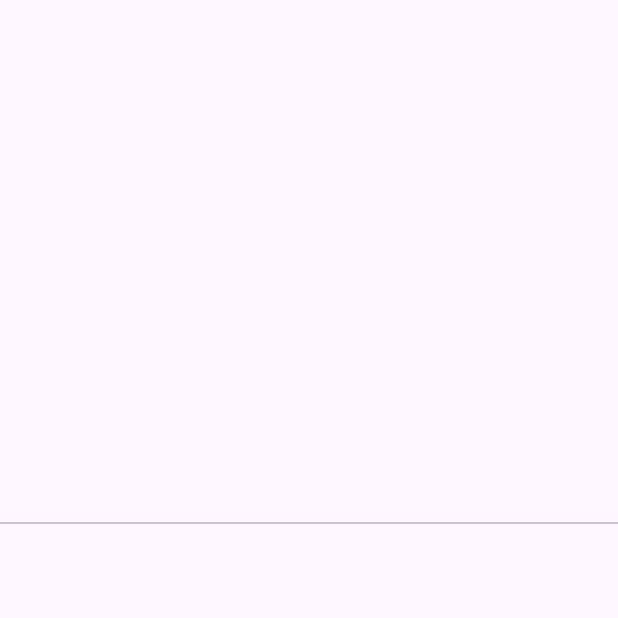
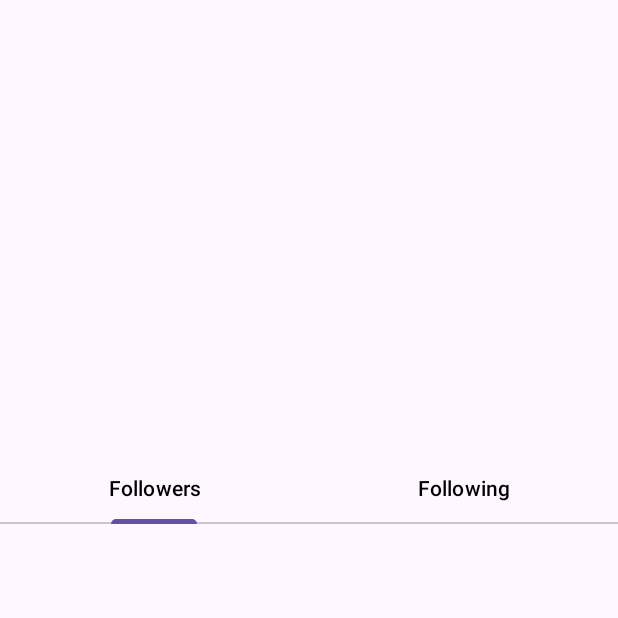
Before and after one commit to Noorrizky/GithubUser, an Android app: the DetailUserActivity screen opened directly, with no data from a screen before it, on a phone screen of 412 x 824 dp, the top half of it. Before the commit the part shown is almost empty. Run offline under Robolectric (Android 15) with nearby library versions, the phone set to English and light mode, and no system bars; pictures from the network do not load.

Commit message:
In progress on displaying the followers and followings

```diff
--- a/app/src/main/java/com/example/submissiononevtwo/data/retrofit/ApiService.kt
+++ b/app/src/main/java/com/example/submissiononevtwo/data/retrofit/ApiService.kt
@@ -1,5 +1,6 @@
 import com.example.submissiononevtwo.data.response.DetailUserResponse
 import com.example.submissiononevtwo.data.response.GithubResponse
+import com.example.submissiononevtwo.data.response.ItemsItem
 import retrofit2.Call
 import retrofit2.http.GET
 import retrofit2.http.Headers
@@ -16,4 +17,12 @@ interface ApiService {
     @GET("users/{username}")
     @Headers("Authorization: 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")
     fun getDetailUser(@Path("username") username: String): Call<DetailUserResponse>
+
+    @GET("users/{username}/followers")
+    @Headers("Authorization: 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")
+    fun getFollowers(@Path("username") username: String): Call<List<ItemsItem>>
+
+    @GET("users/{username}/following")
+    @Headers("Authorization: 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")
+    fun getFollowing(@Path("username") username: String): Call<List<ItemsItem>>
 }
--- a/app/src/main/java/com/example/submissiononevtwo/ui/DetailUserActivity.kt
+++ b/app/src/main/java/com/example/submissiononevtwo/ui/DetailUserActivity.kt
@@ -1,14 +1,17 @@
 package com.example.submissiononevtwo.ui
 
 import android.os.Bundle
+import android.view.View
 import androidx.appcompat.app.AppCompatActivity
-import android.view.View
+import androidx.viewpager2.widget.ViewPager2
 import com.bumptech.glide.Glide
 import com.bumptech.glide.load.resource.bitmap.CircleCrop
 import com.bumptech.glide.request.RequestOptions
 import com.example.submissiononevtwo.data.response.DetailUserResponse
 import com.example.submissiononevtwo.data.retrofit.ApiConfig
 import com.example.submissiononevtwo.databinding.ActivityDetailUserBinding
+import com.google.android.material.tabs.TabLayout
+import com.google.android.material.tabs.TabLayoutMediator
 import retrofit2.Call
 import retrofit2.Callback
 import retrofit2.Response
@@ -24,10 +27,21 @@ class DetailUserActivity : AppCompatActivity() {
 
         val username = intent.getStringExtra("username") ?: ""
 
-        // Show loading indicator
+        // Inisialisasi adapter untuk ViewPager2
+        val sectionsPagerAdapter = SectionsPagerAdapter(this)
+        sectionsPagerAdapter.username = username
+        binding.viewPager.adapter = sectionsPagerAdapter
+
+        // Menghubungkan ViewPager2 dengan TabLayout menggunakan TabLayoutMediator
+        TabLayoutMediator(binding.tabs, binding.viewPager) { tab, position ->
+            // Sesuaikan teks tab sesuai dengan posisi
+            tab.text = if (position == 0) "Followers" else "Following"
+        }.attach()
+
+        // Show loading progress initially
         showLoading(true)
 
-        // Make API call to fetch detailed user information
+        // Get user detail
         getUserDetail(username)
     }
 
--- /dev/null
+++ b/app/src/main/java/com/example/submissiononevtwo/ui/FollowFragment.kt
@@ -0,0 +1,65 @@
+package com.example.submissiononevtwo.ui
+
+import android.os.Bundle
+import android.view.LayoutInflater
+import android.view.View
+import android.view.ViewGroup
+import androidx.fragment.app.Fragment
+import androidx.lifecycle.ViewModelProvider
+import com.example.submissiononevtwo.databinding.FragmentFollowBinding
+
+class FollowFragment : Fragment() {
+
+    private var _binding: FragmentFollowBinding? = null
+    private val binding get() = _binding!!
+
+    companion object {
+        const val ARG_POSITION = "position"
+        const val ARG_USERNAME = "username"
+    }
+
+    override fun onCreateView(
+        inflater: LayoutInflater,
+        container: ViewGroup?,
+        savedInstanceState: Bundle?
+    ): View {
+        _binding = FragmentFollowBinding.inflate(inflater, container, false)
+        return binding.root
+    }
+
+    override fun onViewCreated(view: View, savedInstanceState: Bundle?) {
+        super.onViewCreated(view, savedInstanceState)
+
+        val position = requireArguments().getInt(ARG_POSITION)
+        val username = requireArguments().getString(ARG_USERNAME)
+
+        val viewModel = ViewModelProvider(this).get(FollowFragmentViewModel::class.java)
+
+        // Ambil data pengikut jika posisi adalah 1
+        if (position == 1) {
+            viewModel.fetchFollowers(username ?: "")
+            viewModel.followers.observe(viewLifecycleOwner) { followers ->
+                // Update RecyclerView dengan data pengikut yang diterima
+                // recyclerViewFollow.adapter = FollowersAdapter(followers)
+                // recyclerViewFollow.visibility = View.VISIBLE
+                // placeholderTextView.visibility = View.GONE
+                binding.testUsername.text = "Followers count: ${followers.size}"
+            }
+        } else {
+            // Ambil data yang diikuti jika posisi bukan 1
+            viewModel.fetchFollowing(username ?: "")
+            viewModel.following.observe(viewLifecycleOwner) { following ->
+                // Update RecyclerView dengan data yang diikuti yang diterima
+                // recyclerViewFollow.adapter = FollowingAdapter(following)
+                // recyclerViewFollow.visibility = View.VISIBLE
+                // placeholderTextView.visibility = View.GONE
+                binding.testUsername.text = "Following count: ${following.size}"
+            }
+        }
+    }
+
+    override fun onDestroyView() {
+        super.onDestroyView()
+        _binding = null
+    }
+}
--- /dev/null
+++ b/app/src/main/java/com/example/submissiononevtwo/ui/FollowFragmentViewModel.kt
@@ -0,0 +1,62 @@
+package com.example.submissiononevtwo.ui
+
+import androidx.lifecycle.LiveData
+import androidx.lifecycle.MutableLiveData
+import androidx.lifecycle.ViewModel
+import com.example.submissiononevtwo.data.response.ItemsItem
+import com.example.submissiononevtwo.data.retrofit.ApiConfig
+import retrofit2.Call
+import retrofit2.Callback
+import retrofit2.Response
+
+class FollowFragmentViewModel : ViewModel() {
+    private val _followers = MutableLiveData<List<ItemsItem>>()
+    val followers: LiveData<List<ItemsItem>> = _followers
+
+    private val _following = MutableLiveData<List<ItemsItem>>()
+    val following: LiveData<List<ItemsItem>> = _following
+
+    fun fetchFollowers(username: String) {
+        val client = ApiConfig.getApiService()
+        val call = client.getFollowers(username)
+
+        call.enqueue(object : Callback<List<ItemsItem>> {
+            override fun onResponse(
+                call: Call<List<ItemsItem>>,
+                response: Response<List<ItemsItem>>
+            ) {
+                if (response.isSuccessful) {
+                    _followers.postValue(response.body())
+                } else {
+                    // Handle unsuccessful response
+                }
+            }
+
+            override fun onFailure(call: Call<List<ItemsItem>>, t: Throwable) {
+                // Handle failure
+            }
+        })
+    }
+
+    fun fetchFollowing(username: String) {
+        val client = ApiConfig.getApiService()
+        val call = client.getFollowing(username)
+
+        call.enqueue(object : Callback<List<ItemsItem>> {
+            override fun onResponse(
+                call: Call<List<ItemsItem>>,
+                response: Response<List<ItemsItem>>
+            ) {
+                if (response.isSuccessful) {
+                    _following.postValue(response.body())
+                } else {
+                    // Handle unsuccessful response
+                }
+            }
+
+            override fun onFailure(call: Call<List<ItemsItem>>, t: Throwable) {
+                // Handle failure
+            }
+        })
+    }
+}
--- /dev/null
+++ b/app/src/main/java/com/example/submissiononevtwo/ui/SectionPagerAdapter.kt
@@ -0,0 +1,21 @@
+package com.example.submissiononevtwo.ui
+
+import android.os.Bundle
+import androidx.appcompat.app.AppCompatActivity
+import androidx.fragment.app.Fragment
+import androidx.viewpager2.adapter.FragmentStateAdapter
+
+class SectionsPagerAdapter(activity: AppCompatActivity) : FragmentStateAdapter(activity) {
+    var username: String = ""
+    override fun createFragment(position: Int): Fragment {
+        val fragment = FollowFragment()
+        fragment.arguments = Bundle().apply {
+            putInt(FollowFragment.ARG_POSITION, position + 1)
+            putString(FollowFragment.ARG_USERNAME, username)
+        }
+        return fragment
+    }
+    override fun getItemCount(): Int {
+        return 2
+    }
+}
--- /dev/null
+++ b/app/src/main/java/com/example/submissiononevtwo/ui/UsersAdapter.kt
@@ -0,0 +1,4 @@
+package com.example.submissiononevtwo.ui
+
+class UsersAdapter {
+}
--- a/app/src/main/res/layout/activity_detail_user.xml
+++ b/app/src/main/res/layout/activity_detail_user.xml
@@ -60,7 +60,7 @@
         android:id="@+id/tabs"
         android:layout_width="match_parent"
         android:layout_height="wrap_content"
-        app:tabTextColor="@android:color/white"
+        app:tabTextColor="@android:color/black"
         app:layout_constraintTop_toBottomOf="@+id/tvFollowers"
         />
     <androidx.viewpager2.widget.ViewPager2
@@ -69,6 +69,7 @@
         android:layout_height="wrap_content"
         app:layout_constraintTop_toBottomOf="@+id/tabs"
         />
+
     <ProgressBar
         android:id="@+id/progressBar"
         style="?android:attr/progressBarStyle"
--- /dev/null
+++ b/app/src/main/res/layout/fragment_follow.xml
@@ -0,0 +1,32 @@
+<?xml version="1.0" encoding="utf-8"?>
+<FrameLayout xmlns:android="http://schemas.android.com/apk/res/android"
+    xmlns:tools="http://schemas.android.com/tools"
+    android:layout_width="match_parent"
+    android:layout_height="match_parent"
+    tools:context=".ui.FollowFragment">
+
+    <!-- Text view to display test username -->
+    <TextView
+        android:id="@+id/testUsername"
+        android:layout_width="wrap_content"
+        android:layout_height="wrap_content"
+        android:layout_gravity="center"
+        android:textColor="@android:color/black"
+        android:textSize="18sp"
+        tools:text="Test Username" />
+
+    <!-- RecyclerView to display followers/following -->
+    <androidx.recyclerview.widget.RecyclerView
+        android:id="@+id/recyclerViewFollow"
+        android:layout_width="match_parent"
+        android:layout_height="match_parent"
+        />
+
+    <!-- Placeholder text view -->
+    <TextView
+        android:layout_width="match_parent"
+        android:layout_height="match_parent"
+        android:text="@string/hello_blank_fragment"
+        android:visibility="gone" />
+
+</FrameLayout>
--- a/app/src/main/res/values/strings.xml
+++ b/app/src/main/res/values/strings.xml
@@ -52,4 +52,5 @@
     <string name="following">following</string>
     <string name="username">username</string>
     <string name="id">id\n</string>
+    <string name="empty_list_message">empty_list_message\n</string>
 </resources>
```
Also changed, not shown: app/src/main/java/com/example/submissiononevtwo/data/response/FollowerResponse.kt (added, +66 -0 lines), app/src/main/java/com/example/submissiononevtwo/data/response/FollowingResponse.kt (added, +66 -0 lines), app/src/main/java/com/example/submissiononevtwo/ui/DetailUserViewModel.kt (+8 -1 lines).
